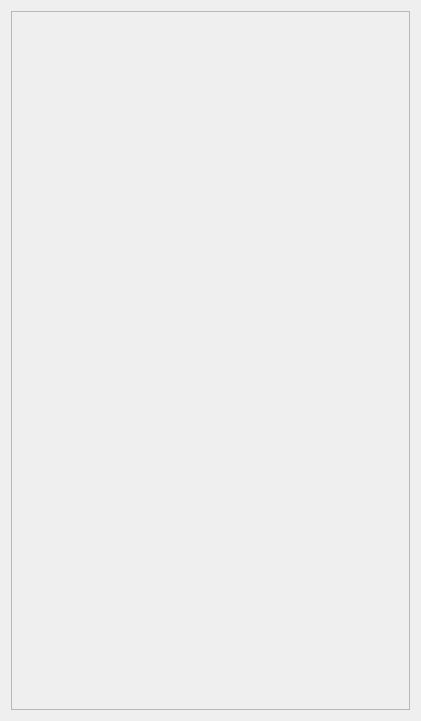
Above: resource/help_window.ui from altair823/WordFinder before the change. Below: the same form after it.
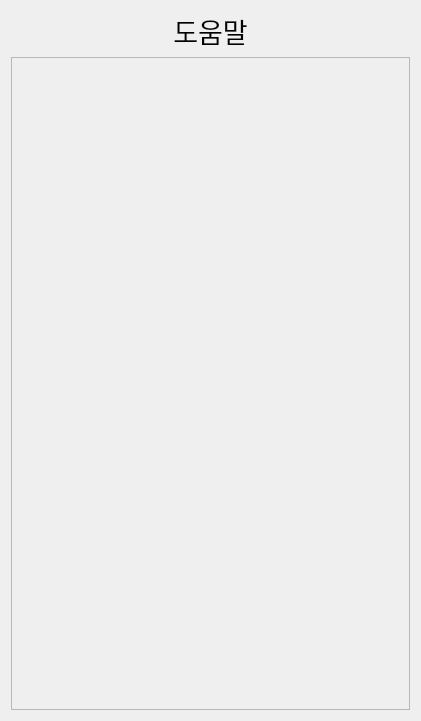
That is the form after the change.

```diff
--- a/resource/help_window.ui
+++ b/resource/help_window.ui
@@ -14,7 +14,7 @@
    <string>Dialog</string>
   </property>
   <layout class="QGridLayout" name="gridLayout">
-   <item row="0" column="0">
+   <item row="1" column="0">
     <widget class="QScrollArea" name="scrollArea">
      <property name="widgetResizable">
       <bool>true</bool>
@@ -25,12 +25,12 @@
         <x>0</x>
         <y>0</y>
         <width>395</width>
-        <height>695</height>
+        <height>660</height>
        </rect>
       </property>
       <layout class="QGridLayout" name="gridLayout_2">
        <item row="0" column="0">
-        <widget class="QLabel" name="label">
+        <widget class="QLabel" name="help_text_label">
          <property name="font">
           <font>
            <family>Nanum Gothic</family>
@@ -52,6 +52,21 @@
      </widget>
     </widget>
    </item>
+   <item row="0" column="0">
+    <widget class="QLabel" name="label">
+     <property name="font">
+      <font>
+       <pointsize>20</pointsize>
+      </font>
+     </property>
+     <property name="text">
+      <string>도움말</string>
+     </property>
+     <property name="alignment">
+      <set>Qt::AlignCenter</set>
+     </property>
+    </widget>
+   </item>
   </layout>
  </widget>
  <resources/>
```
Left out of the diff: 4 changed lines with no effect on the pictures.
